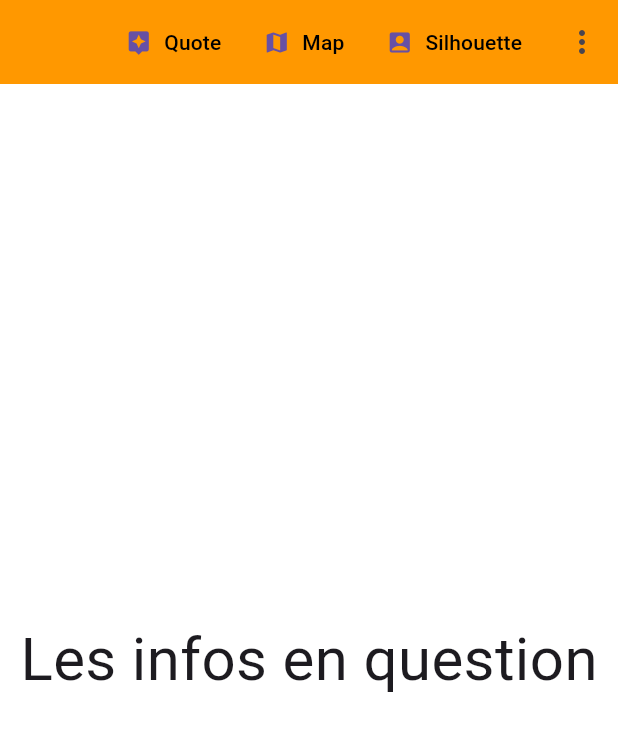
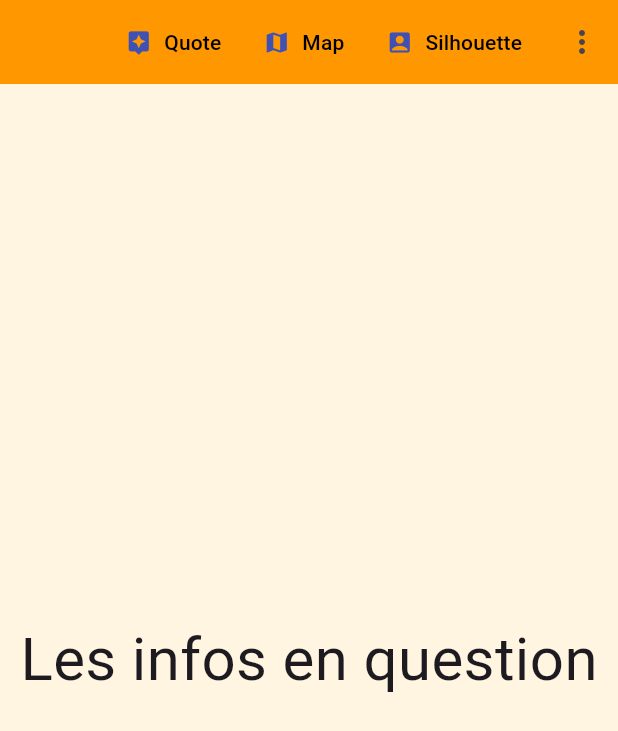
Before and after one commit to ClementReverbel/MaxPayne-DLE, a Flutter app: the screen it shows after launch, on a phone screen of 412 x 824 dp. Shown: the top 731 px of the screen. Run offline on Flutter 3.47's test engine with Material 3 defaults, Android fonts, the phone set to English and light mode, and no system bars; our stand-ins replace sqflite; accounts and stored records are empty; generated files the repository leaves out were written again.

Commit message:
Ajout d'un peu de style pour l'application

```diff
--- a/lib/elements/boutonsMenu.dart
+++ b/lib/elements/boutonsMenu.dart
@@ -33,7 +33,7 @@ class _boutonsMenuState extends State<boutonsMenu> {
               MaterialPageRoute(builder: (context) => citation()),
             );
           },
-          icon: const Icon(Icons.assistant),
+          icon: const Icon(Icons.assistant, color: Colors.indigo),
           label: Text(
             AppLocalizations.of(context)!.citation,
             style: const TextStyle(color: Colors.black),
@@ -47,7 +47,7 @@ class _boutonsMenuState extends State<boutonsMenu> {
               MaterialPageRoute(builder: (context) => findMap()),
             );
           },
-          icon: const Icon(Icons.map),
+          icon: const Icon(Icons.map, color: Colors.indigo),
           label: Text(
             AppLocalizations.of(context)!.carte,
             style: TextStyle(color: Colors.black),
@@ -61,7 +61,7 @@ class _boutonsMenuState extends State<boutonsMenu> {
               MaterialPageRoute(builder: (context) => silhouette()),
             );
           },
-          icon: const Icon(Icons.account_box),
+          icon: const Icon(Icons.account_box, color: Colors.indigo),
           label: Text(
             AppLocalizations.of(context)!.silhouette,
             style: TextStyle(color: Colors.black),
--- a/lib/main.dart
+++ b/lib/main.dart
@@ -37,12 +37,11 @@ class MainApp extends StatelessWidget {
         '/silhouette': (context) => silhouette(),
       },
       theme: ThemeData(
-        primarySwatch: Colors.green,
         appBarTheme: const AppBarTheme(
           backgroundColor:
               Colors.orange, //Permet de fixer la couleur de la barre d'application directement depuis le thème
         ),
-        scaffoldBackgroundColor: Colors.white,
+        scaffoldBackgroundColor: Color(0xFFFFF5E1),
       ),
       home: acceuil(), //Définit la page d'accueil de l'application
     );
```
